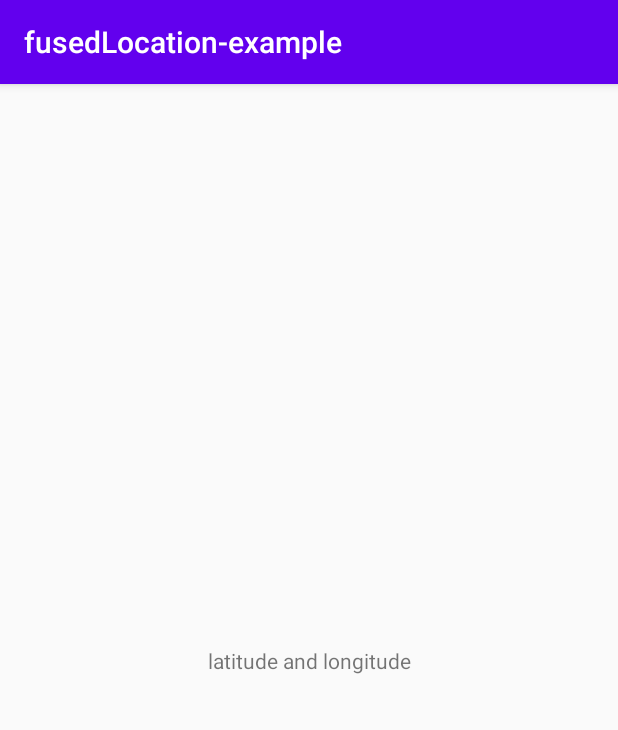
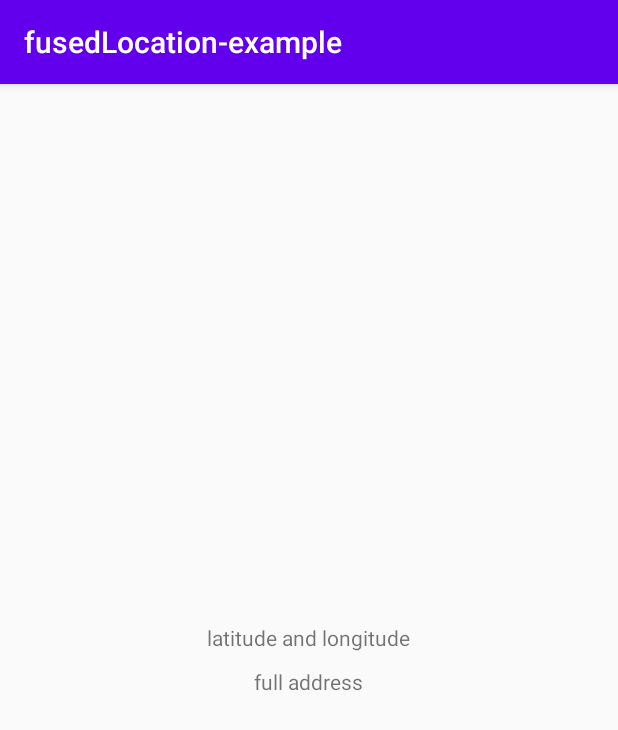
Before and after one commit to mahmod-dev/FusedLocation-example, an Android app: the screen it shows after launch (MainActivity), on a phone screen of 412 x 824 dp. Shown: the top 730 px of the screen. Run offline under Robolectric (Android 15) with nearby library versions, the phone set to English and light mode, and no system bars; libraries missing offline, so code that uses them is left out: com.afollestad.materialdialogs, com.karumi.dexter; 1 statement that could not run was skipped.

Commit message:
get Address based on (lat&lng)

```diff
--- a/app/src/main/res/layout/activity_main.xml
+++ b/app/src/main/res/layout/activity_main.xml
@@ -1,19 +1,24 @@
 <?xml version="1.0" encoding="utf-8"?>
-<androidx.constraintlayout.widget.ConstraintLayout xmlns:android="http://schemas.android.com/apk/res/android"
+<LinearLayout xmlns:android="http://schemas.android.com/apk/res/android"
     xmlns:app="http://schemas.android.com/apk/res-auto"
     xmlns:tools="http://schemas.android.com/tools"
     android:layout_width="match_parent"
     android:layout_height="match_parent"
-    tools:context="com.mahmouddev.fusedlocation_example.com.mahmouddev.fusedlocation_example.MainActivity">
+    android:gravity="center"
+    android:orientation="vertical"
+    tools:context="com.mahmouddev.fusedlocation_example.MainActivity">
 
     <TextView
         android:id="@+id/tvLatLng"
         android:layout_width="wrap_content"
         android:layout_height="wrap_content"
-        android:text="latitude and longitude"
-        app:layout_constraintBottom_toBottomOf="parent"
-        app:layout_constraintLeft_toLeftOf="parent"
-        app:layout_constraintRight_toRightOf="parent"
-        app:layout_constraintTop_toTopOf="parent" />
+        android:text="latitude and longitude" />
 
-</androidx.constraintlayout.widget.ConstraintLayout>
+    <TextView
+        android:id="@+id/tvAddress"
+        android:layout_width="wrap_content"
+        android:layout_height="wrap_content"
+        android:layout_marginTop="10dp"
+        android:text="full address" />
+
+</LinearLayout>
```
Also changed, not shown: app/src/main/java/com/mahmouddev/fusedlocation_example/MainActivity.kt (+40 -2 lines).
